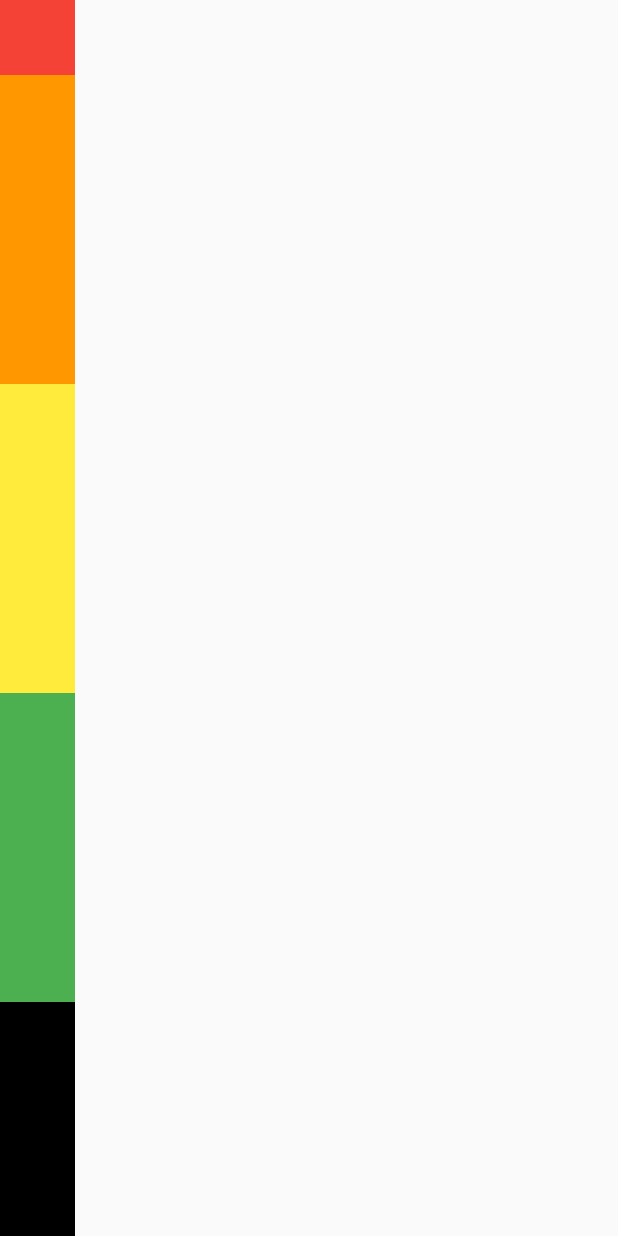
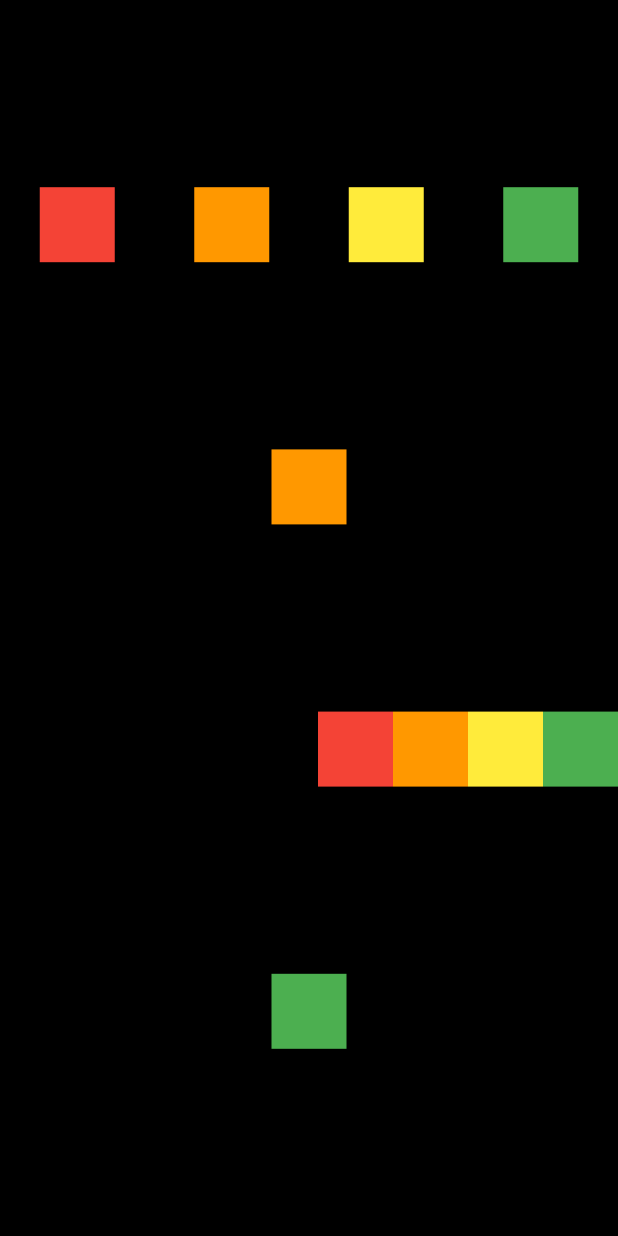
Before and after one commit to zimmyrabbit/Flutter, a Flutter app: the screen it shows after launch, on a phone screen of 412 x 824 dp. Run offline on Flutter 3.47's test engine with Material 2 defaults, Android fonts, the phone set to English and light mode, and no system bars.

Commit message:
화면 grid 구성 문제풀이

```diff
--- a/row_and_column/lib/main.dart
+++ b/row_and_column/lib/main.dart
@@ -1,9 +1,11 @@
 import 'package:flutter/material.dart';
 import 'package:row_and_column/screen/home_screen.dart';
+import 'package:row_and_column/screen/test.dart';
+
 
 
 void main() {
   runApp(MaterialApp(
-    home: HomeScreen(),
+    home: test(),
   ));
 }
--- /dev/null
+++ b/row_and_column/lib/screen/test.dart
@@ -0,0 +1,100 @@
+import 'package:flutter/material.dart';
+
+class test extends StatelessWidget {
+  const test({super.key});
+
+  @override
+  Widget build(BuildContext context) {
+    return Scaffold(
+      body: SafeArea(
+        child: Container(
+          color: Colors.black,
+          child : Column(
+            mainAxisAlignment: MainAxisAlignment.spaceEvenly,
+            mainAxisSize: MainAxisSize.max,
+            children: [
+              Container(
+                child: Row(
+                  mainAxisAlignment: MainAxisAlignment.spaceAround,
+                  children: [
+                    Container(
+                      width:50.0,
+                      height:50.0,
+                      color:Colors.red,
+                    ),
+                    Container(
+                      width:50.0,
+                      height:50.0,
+                      color:Colors.orange,
+                    ),
+                    Container(
+                      width:50.0,
+                      height:50.0,
+                      color:Colors.yellow,
+                    ),
+                    Container(
+                      width:50.0,
+                      height:50.0,
+                      color:Colors.green,
+                    ),
+                  ],
+                )
+              ),
+              Container(
+                  child: Row(
+                    mainAxisAlignment: MainAxisAlignment.center,
+                    children: [
+                      Container(
+                        width:50.0,
+                        height:50.0,
+                        color:Colors.orange,
+                      ),
+                    ],
+                  )
+              ),
+              Container(
+                  child: Row(
+                    mainAxisAlignment: MainAxisAlignment.end,
+                    children: [
+                      Container(
+                        width:50.0,
+                        height:50.0,
+                        color:Colors.red,
+                      ),
+                      Container(
+                        width:50.0,
+                        height:50.0,
+                        color:Colors.orange,
+                      ),
+                      Container(
+                        width:50.0,
+                        height:50.0,
+                        color:Colors.yellow,
+                      ),
+                      Container(
+                        width:50.0,
+                        height:50.0,
+                        color:Colors.green,
+                      ),
+                    ],
+                  )
+              ),
+              Container(
+                  child: Row(
+                    mainAxisAlignment: MainAxisAlignment.center,
+                    children: [
+                      Container(
+                        width:50.0,
+                        height:50.0,
+                        color:Colors.green,
+                      ),
+                    ],
+                  )
+              )
+            ],
+          )
+        )
+      )
+    );
+  }
+}
```
